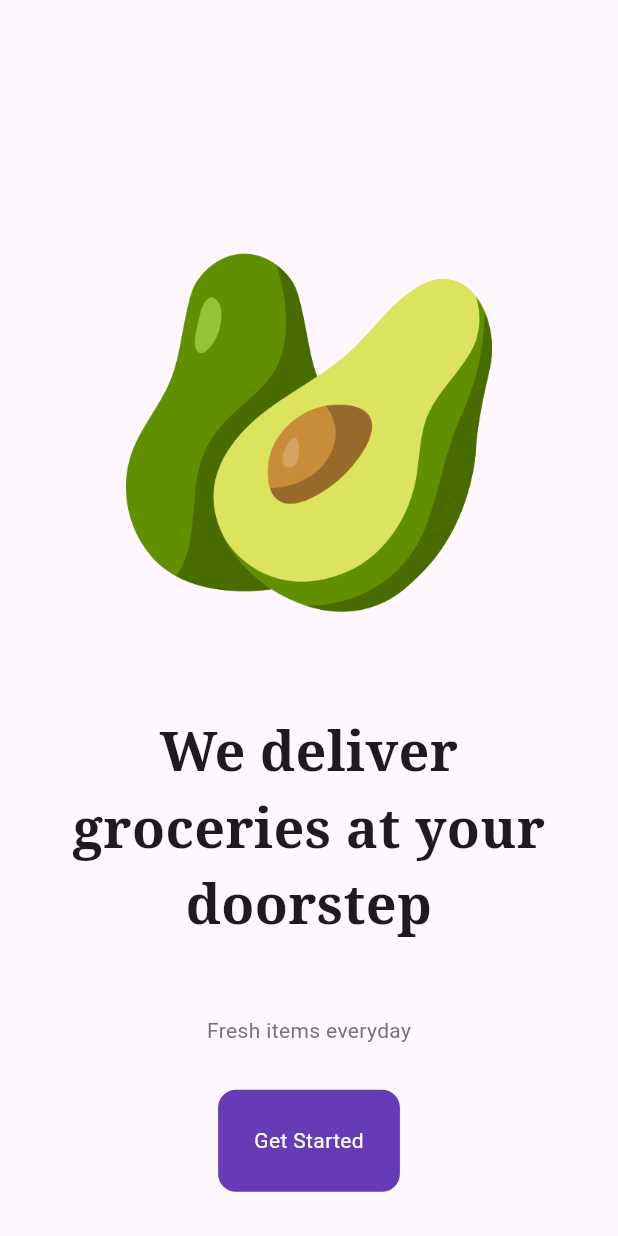
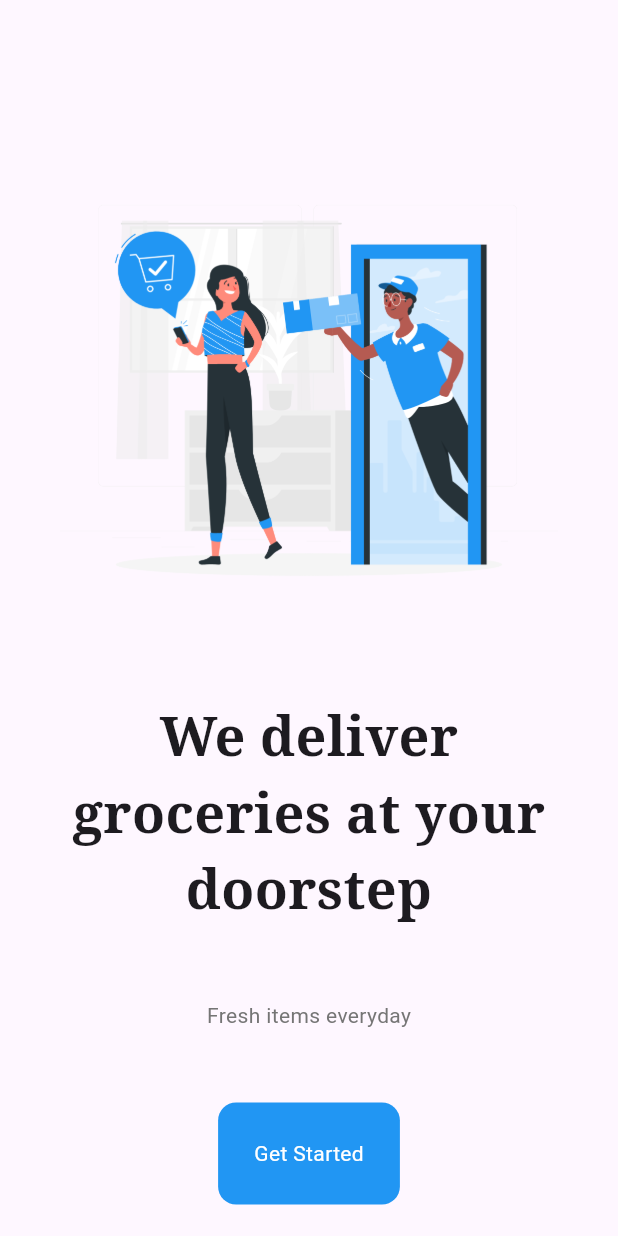
Before and after one commit to ymeliskaradag/grocery_shop_app, a Flutter app: the screen it shows after launch, on a phone screen of 412 x 824 dp. Run offline on Flutter 3.47's test engine with Material 3 defaults, Android fonts, the light colour scheme and no system bars; our stand-ins replace google_fonts.

Commit message:
updated intro page illustration to delivery theme

```diff
--- a/lib/pages/intro_page.dart
+++ b/lib/pages/intro_page.dart
@@ -12,8 +12,8 @@ class IntroPage extends StatelessWidget{
         children: [
           //logo
           Padding(
-            padding: const EdgeInsets.only(left:80.0, right: 80.0, bottom: 40.0, top: 160.0),
-            child: Image.asset('lib/images/avocado.png'),
+            padding: const EdgeInsets.only(left:40.0, right: 40.0, bottom: 10.0, top: 100.0),
+            child: Image.asset('lib/images/notimerafiki.png'),
           ),
 
           //delivering groceries
@@ -37,7 +37,8 @@ class IntroPage extends StatelessWidget{
             style: TextStyle(color: Colors.grey[600]),
           ),
 
-          const Spacer(),
+          //const Spacer(),
+          const SizedBox(height: 48),
 
           //get started button
           GestureDetector(
@@ -47,7 +48,7 @@ class IntroPage extends StatelessWidget{
             )),
             child: Container(
               decoration: BoxDecoration(
-                color: Colors.deepPurple,
+                color: Colors.blue,
                 borderRadius: BorderRadius.circular(12),
               ),
               padding: const EdgeInsets.all(24),
--- a/pubspec.yaml
+++ b/pubspec.yaml
@@ -65,6 +65,7 @@ flutter:
     - lib/images/banana.png
     - lib/images/chicken.png
     - lib/images/water.png
+    - lib/images/notimerafiki.png
   #   - images/a_dot_ham.jpeg
 
   # An image asset can refer to one or more resolution-specific "variants", see
```
Also changed, not shown: lib/images/notimerafiki.png (added).
